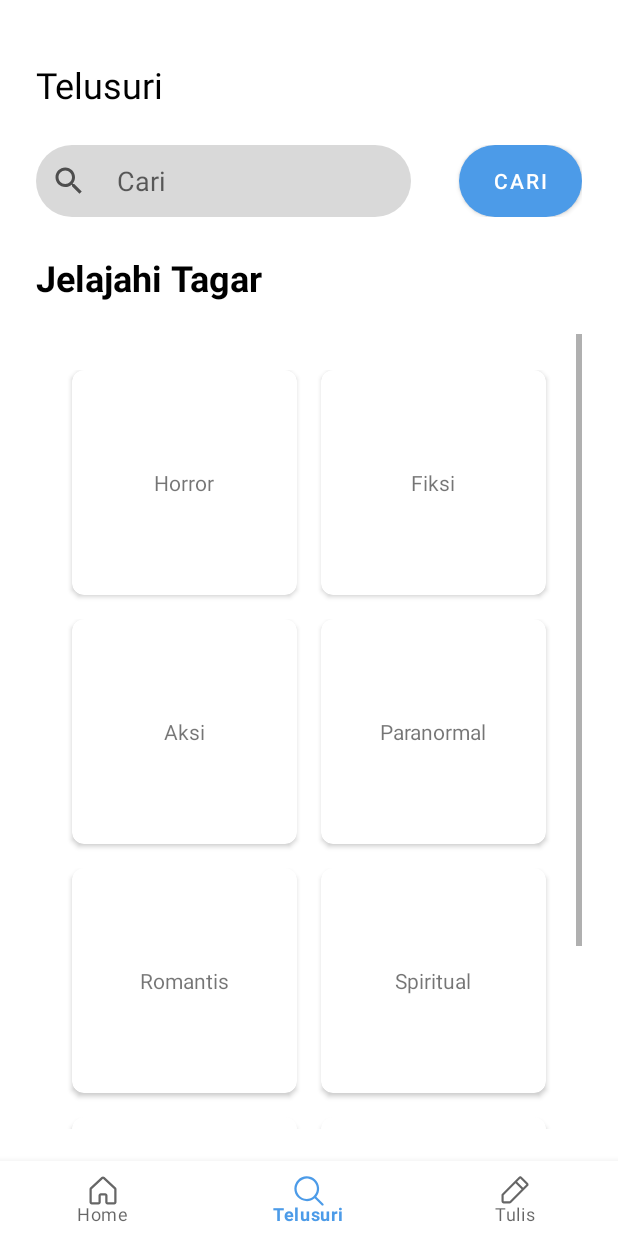
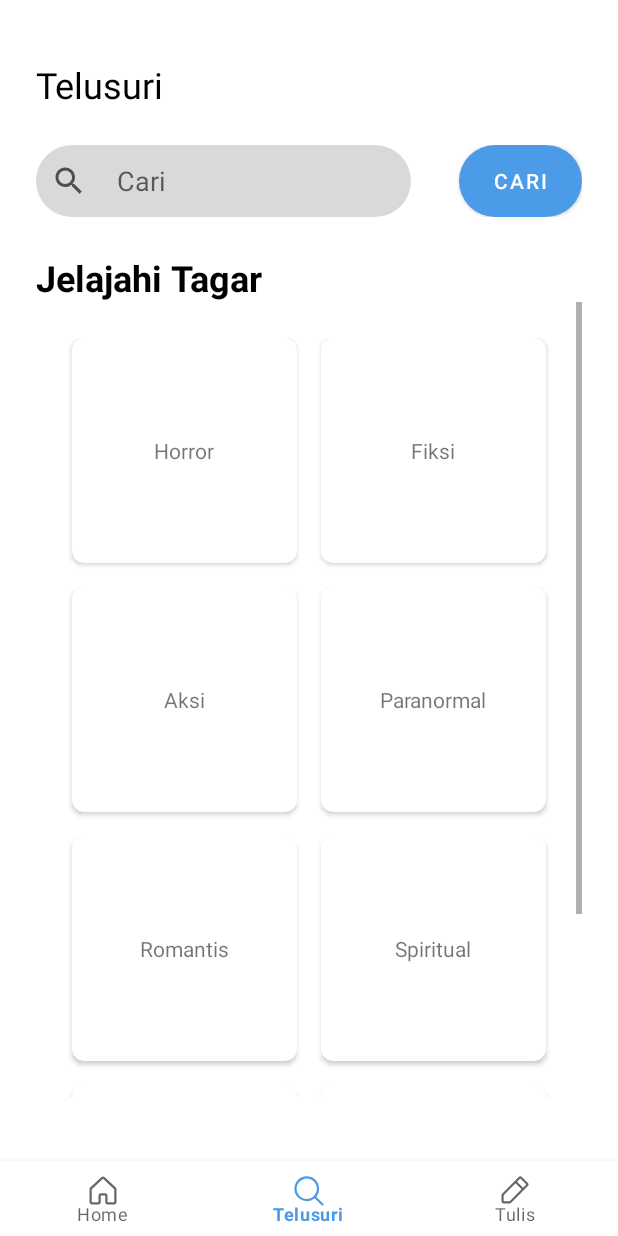
Before and after one commit to Project-Semester/Mobile, an Android app: the screen it shows after launch (MainActivity), item 2 of the bottom bar chosen, on a phone screen of 412 x 824 dp. Run offline under Robolectric (Android 15) with nearby library versions, the light colour scheme and no system bars.

Commit message:
searchView fron-en don

```diff
--- a/app/src/main/res/layout/fragment_search.xml
+++ b/app/src/main/res/layout/fragment_search.xml
@@ -68,7 +68,6 @@
         android:id="@+id/scrollView"
         android:layout_width="match_parent"
         android:layout_height="530dp"
-        app:layout_constraintBottom_toBottomOf="parent"
         app:layout_constraintEnd_toEndOf="parent"
         app:layout_constraintStart_toStartOf="parent"
         app:layout_constraintTop_toBottomOf="@+id/textView3">
```
